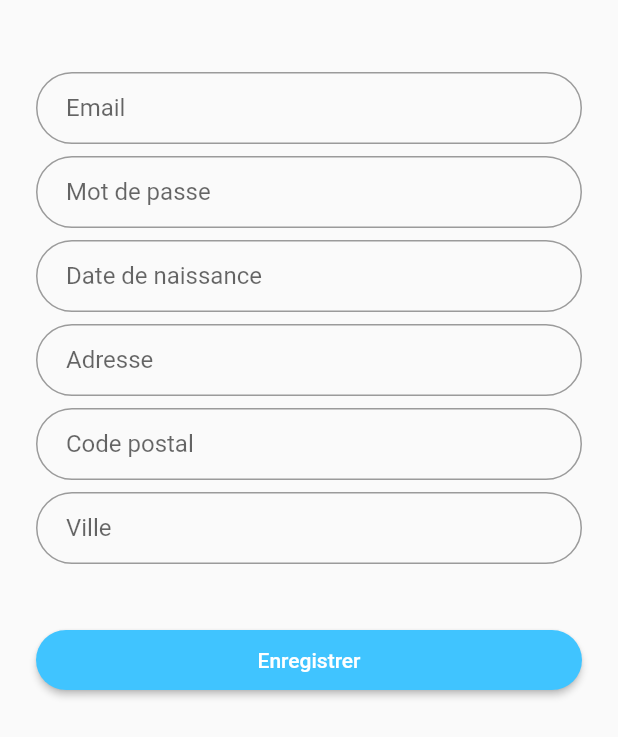
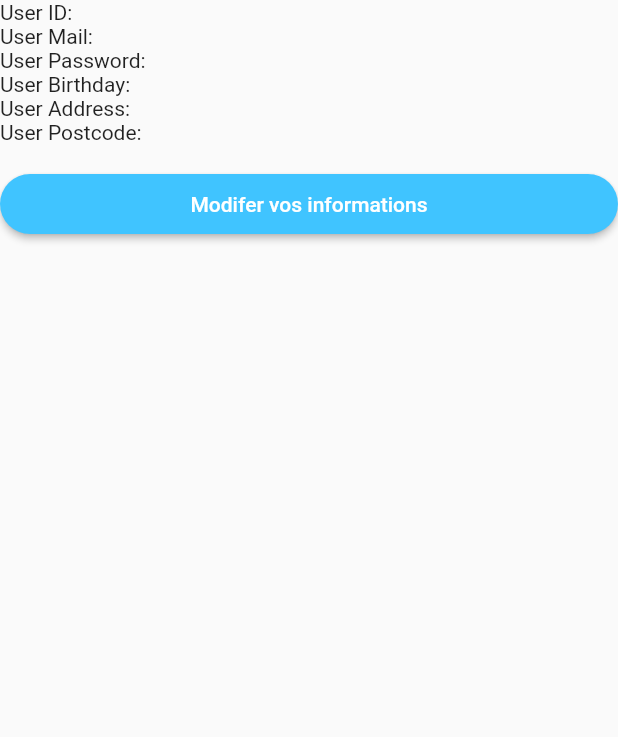
Before and after one commit to PaulBurel/miaged, a Flutter app: the Profile screen opened directly, on a phone screen of 412 x 824 dp. Shown: the top 737 px of the screen. Run offline on Flutter 3.47's test engine with Material 2 defaults, Android fonts, the light colour scheme and no system bars; our stand-ins replace cloud_firestore, firebase_core, flutter_secure_storage; accounts and stored records are empty.

Commit message:
correcting bug

```diff
--- a/lib/classes_definition/user.dart
+++ b/lib/classes_definition/user.dart
@@ -6,5 +6,6 @@ class User {
   String postcode;
   String city;
 
+
   User(this.mail, this.password, this.birthday, this.address, this.postcode, this.city);
 }
--- a/lib/vues/home.dart
+++ b/lib/vues/home.dart
@@ -11,9 +11,10 @@ class Home extends StatefulWidget {
 }
 
 class _HomeState extends State<Home> {
+  int selectedIndex = 0;
   @override
   Widget build(BuildContext context) {
-    int selectedIndex = 0;
+
     final pages = [const Item(), const Item(), const Profile()];
 
     void onItemTapped(int index) {
--- a/lib/vues/profile.dart
+++ b/lib/vues/profile.dart
@@ -1,7 +1,10 @@
 import 'package:flutter/material.dart';
 import 'package:cloud_firestore/cloud_firestore.dart';
 import '../classes_definition/user.dart';
+import 'package:flutter_secure_storage/flutter_secure_storage.dart';
+import 'editProfile.dart';
 
+final storage = new FlutterSecureStorage();
 class Profile extends StatefulWidget {
   const Profile({super.key});
 
@@ -10,97 +13,176 @@ class Profile extends StatefulWidget {
 }
 
 class _ProfileState extends State<Profile> {
-  User user = User("", "", "", "", "", "");
+  // User user = User("", "", "", "", "", "");
 
-  Future<User> getUser() async{
-    User user = User("", "", "", "", "", "");
-    CollectionReference collectionReference = FirebaseFirestore.instance.collection('users');
-    await collectionReference.doc(user.mail).get().then((value) {
-      user = User(value["nom"], value["prenom"], value["email"], value["password"], value["adresse"], value["telephone"]);
-    });
-    return user;
+  // Future<User> getUser() async{
+  //   User user = User("", "", "", "", "", "");
+  //   CollectionReference collectionReference = FirebaseFirestore.instance.collection('users');
+  //   await collectionReference.doc(user.mail).get().then((value) {
+  //     user = User(value["nom"], value["prenom"], value["email"], value["password"], value["adresse"], value["telephone"]);
+  //   });
+  //   return user;
+  // }
+
+  // ProfileState() {
+  //   getUser().then((value) {
+  //     setState(() {
+  //       user = value;
+  //     });
+  //   });
+  // }
+
+  // @override
+  // Widget build(BuildContext context) {
+  //   final mailController = TextEditingController(text: user.mail);
+  //   final passwordController = TextEditingController(text: user.password);
+  //   final birthdayController = TextEditingController(text: user.birthday);
+  //   final addressController = TextEditingController(text: user.address);
+  //   final postcodeController = TextEditingController(text: user.postcode);
+  //   final cityController = TextEditingController(text: user.city);
+
+  //   final mail = TextFormField(
+  //     controller: mailController,
+  //     keyboardType: TextInputType.emailAddress,
+  //     autofocus: false,
+  //     decoration: const InputDecoration(
+  //       hintText: 'Email',
+  //       contentPadding: EdgeInsets.fromLTRB(20.0, 10.0, 20.0, 10.0),
+  //       border: OutlineInputBorder(borderRadius: BorderRadius.all(Radius.circular(32.0))),
+  //     ),
+  //   );
+
+  //   final password = TextFormField(
+  //     controller: passwordController,
+  //     autofocus: false,
+  //     obscureText: true,
+  //     decoration: const InputDecoration(
+  //       hintText: 'Mot de passe',
+  //       contentPadding: EdgeInsets.fromLTRB(20.0, 10.0, 20.0, 10.0),
+  //       border: OutlineInputBorder(borderRadius: BorderRadius.all(Radius.circular(32.0))),
+  //     ),
+  //   );
+
+  //   final birthday = TextFormField(
+  //     controller: birthdayController,
+  //     autofocus: false,
+  //     decoration: const InputDecoration(
+  //       hintText: 'Date de naissance',
+  //       contentPadding: EdgeInsets.fromLTRB(20.0, 10.0, 20.0, 10.0),
+  //       border: OutlineInputBorder(borderRadius: BorderRadius.all(Radius.circular(32.0))),
+  //     ),
+  //   );
+
+  //   final address = TextFormField(
+  //     controller: addressController,
+  //     autofocus: false,
+  //     decoration: const InputDecoration(
+  //       hintText: 'Adresse',
+  //       contentPadding: EdgeInsets.fromLTRB(20.0, 10.0, 20.0, 10.0),
+  //       border: OutlineInputBorder(borderRadius: BorderRadius.all(Radius.circular(32.0))),
+  //     ),
+  //   );
+
+  //   final postcode = TextFormField(
+  //     controller: postcodeController,
+  //     autofocus: false,
+  //     decoration: const InputDecoration(
+  //       hintText: 'Code postal',
+  //       contentPadding: EdgeInsets.fromLTRB(20.0, 10.0, 20.0, 10.0),
+  //       border: OutlineInputBorder(borderRadius: BorderRadius.all(Radius.circular(32.0))),
+  //     ),
+  //   );
+
+  //   final city = TextFormField(
+  //     controller: cityController,
+  //     autofocus: false,
+  //     decoration: const InputDecoration(
+  //       hintText: 'Ville',
+  //       contentPadding: EdgeInsets.fromLTRB(20.0, 10.0, 20.0, 10.0),
+  //       border: OutlineInputBorder(borderRadius: BorderRadius.all(Radius.circular(32.0))),
+  //     ),
+  //   );
+
+  //   final saveButton = Padding(
+  //     padding: const EdgeInsets.symmetric(vertical: 16.0),
+  //     child: ElevatedButton(
+  //       style: ElevatedButton.styleFrom(
+  //         shape: RoundedRectangleBorder(
+  //           borderRadius: BorderRadius.circular(24),
+  //         ),
+  //         backgroundColor: Colors.lightBlueAccent,
+  //         padding: const EdgeInsets.all(12),
+  //       ),
+  //       onPressed: () async {
+  //         await FirebaseFirestore.instance
+  //             .collection('users')
+  //             .doc(user.mail)
+  //             .update({
+  //           'password': passwordController.text,
+  //           'birthday': birthdayController.text,
+  //           'address': addressController.text,
+  //           'postcode': postcodeController.text,
+  //           'city': cityController.text,
+  //         });
+  //       },
+  //       child: const Text('Enregistrer', style: TextStyle(color: Colors.white)),
+  //     ),
+  //   );
+
+  //   return ListView(
+  //     shrinkWrap: true,
+  //     padding: const EdgeInsets.only(left: 24.0, right: 24.0),
+  //     children: <Widget>[
+  //       const SizedBox(height: 48.0),
+  //       mail,
+  //       const SizedBox(height: 8.0),
+  //       password,
+  //       const SizedBox(height: 8.0),
+  //       birthday,
+  //       const SizedBox(height: 8.0),
+  //       address,
+  //       const SizedBox(height: 8.0),
+  //       postcode,
+  //       const SizedBox(height: 8.0),
+  //       city,
+  //       const SizedBox(height: 24.0),
+  //       saveButton,
+  //     ],
+  //   );
+  // }
+  String userID = '';
+  String userMail = '';
+  String userPassword = '';
+  String userBirthday = '';
+  String userAddress = '';
+  String userPostcode = '';
+
+
+  @override
+  void initState() {
+    super.initState();
+    getUserID();
   }
 
-  ProfileState() {
-    getUser().then((value) {
-      setState(() {
-        user = value;
-      });
+  void getUserID() async {
+    final DocumentSnapshot snapshot =
+        await FirebaseFirestore.instance.collection('users').doc('user1').get();
+    final data = snapshot.data() as Map<String, dynamic>;
+    setState(() {
+      //userID = snapshot.id;
+      userID = data['id'];
+      userMail = data['mail'];
+      userPassword = data['password'];
+      userBirthday = data['birthday'];
+      userAddress = data['address'];
+      userPostcode = data['postcode'];
     });
   }
 
   @override
   Widget build(BuildContext context) {
-    final mailController = TextEditingController(text: user.mail);
-    final passwordController = TextEditingController(text: user.password);
-    final birthdayController = TextEditingController(text: user.birthday);
-    final addressController = TextEditingController(text: user.address);
-    final postcodeController = TextEditingController(text: user.postcode);
-    final cityController = TextEditingController(text: user.city);
 
-    final mail = TextFormField(
-      controller: mailController,
-      keyboardType: TextInputType.emailAddress,
-      autofocus: false,
-      decoration: const InputDecoration(
-        hintText: 'Email',
-        contentPadding: EdgeInsets.fromLTRB(20.0, 10.0, 20.0, 10.0),
-        border: OutlineInputBorder(borderRadius: BorderRadius.all(Radius.circular(32.0))),
-      ),
-    );
-
-    final password = TextFormField(
-      controller: passwordController,
-      autofocus: false,
-      obscureText: true,
-      decoration: const InputDecoration(
-        hintText: 'Mot de passe',
-        contentPadding: EdgeInsets.fromLTRB(20.0, 10.0, 20.0, 10.0),
-        border: OutlineInputBorder(borderRadius: BorderRadius.all(Radius.circular(32.0))),
-      ),
-    );
-
-    final birthday = TextFormField(
-      controller: birthdayController,
-      autofocus: false,
-      decoration: const InputDecoration(
-        hintText: 'Date de naissance',
-        contentPadding: EdgeInsets.fromLTRB(20.0, 10.0, 20.0, 10.0),
-        border: OutlineInputBorder(borderRadius: BorderRadius.all(Radius.circular(32.0))),
-      ),
-    );
-
-    final address = TextFormField(
-      controller: addressController,
-      autofocus: false,
-      decoration: const InputDecoration(
-        hintText: 'Adresse',
-        contentPadding: EdgeInsets.fromLTRB(20.0, 10.0, 20.0, 10.0),
-        border: OutlineInputBorder(borderRadius: BorderRadius.all(Radius.circular(32.0))),
-      ),
-    );
-
-    final postcode = TextFormField(
-      controller: postcodeController,
-      autofocus: false,
-      decoration: const InputDecoration(
-        hintText: 'Code postal',
-        contentPadding: EdgeInsets.fromLTRB(20.0, 10.0, 20.0, 10.0),
-        border: OutlineInputBorder(borderRadius: BorderRadius.all(Radius.circular(32.0))),
-      ),
-    );
-
-    final city = TextFormField(
-      controller: cityController,
-      autofocus: false,
-      decoration: const InputDecoration(
-        hintText: 'Ville',
-        contentPadding: EdgeInsets.fromLTRB(20.0, 10.0, 20.0, 10.0),
-        border: OutlineInputBorder(borderRadius: BorderRadius.all(Radius.circular(32.0))),
-      ),
-    );
-
-    final saveButton = Padding(
+    final modifierInfos = Padding(
       padding: const EdgeInsets.symmetric(vertical: 16.0),
       child: ElevatedButton(
         style: ElevatedButton.styleFrom(
@@ -110,41 +192,33 @@ class _ProfileState extends State<Profile> {
           backgroundColor: Colors.lightBlueAccent,
           padding: const EdgeInsets.all(12),
         ),
-        onPressed: () async {
-          await FirebaseFirestore.instance
-              .collection('users')
-              .doc(user.mail)
-              .update({
-            'password': passwordController.text,
-            'birthday': birthdayController.text,
-            'address': addressController.text,
-            'postcode': postcodeController.text,
-            'city': cityController.text,
-          });
+        onPressed: () {
+          Navigator.push(
+            context,
+            MaterialPageRoute(builder: (context) => editProfile()),
+          );
         },
-        child: const Text('Enregistrer', style: TextStyle(color: Colors.white)),
+        child: const Text('Modifer vos informations', style: TextStyle(color: Colors.white)),
       ),
     );
 
-    return ListView(
-      shrinkWrap: true,
-      padding: const EdgeInsets.only(left: 24.0, right: 24.0),
-      children: <Widget>[
-        const SizedBox(height: 48.0),
-        mail,
-        const SizedBox(height: 8.0),
-        password,
-        const SizedBox(height: 8.0),
-        birthday,
-        const SizedBox(height: 8.0),
-        address,
-        const SizedBox(height: 8.0),
-        postcode,
-        const SizedBox(height: 8.0),
-        city,
-        const SizedBox(height: 24.0),
-        saveButton,
-      ],
+    return Scaffold(
+      body: ListView(
+        children: [
+          Text('User ID: $userID'),
+          Text('User Mail: $userMail'),
+          Text('User Password: $userPassword'),
+          Text('User Birthday: $userBirthday'),
+          Text('User Address: $userAddress'),
+          Text('User Postcode: $userPostcode'),
+          modifierInfos,
+        ],
+      ),
     );
   }
+
+
+
+
+
 }
--- a/pubspec.yaml
+++ b/pubspec.yaml
@@ -39,6 +39,7 @@ dependencies:
   cloud_firestore: ^4.4.3
   firebase_auth: ^4.2.9
   dson: ^1.0.0
+  flutter_secure_storage: ^8.0.0
 
 dev_dependencies:
   flutter_test:
```
Also changed, not shown: lib/vues/editProfile.dart (added), pubspec.lock, 5 other files.
